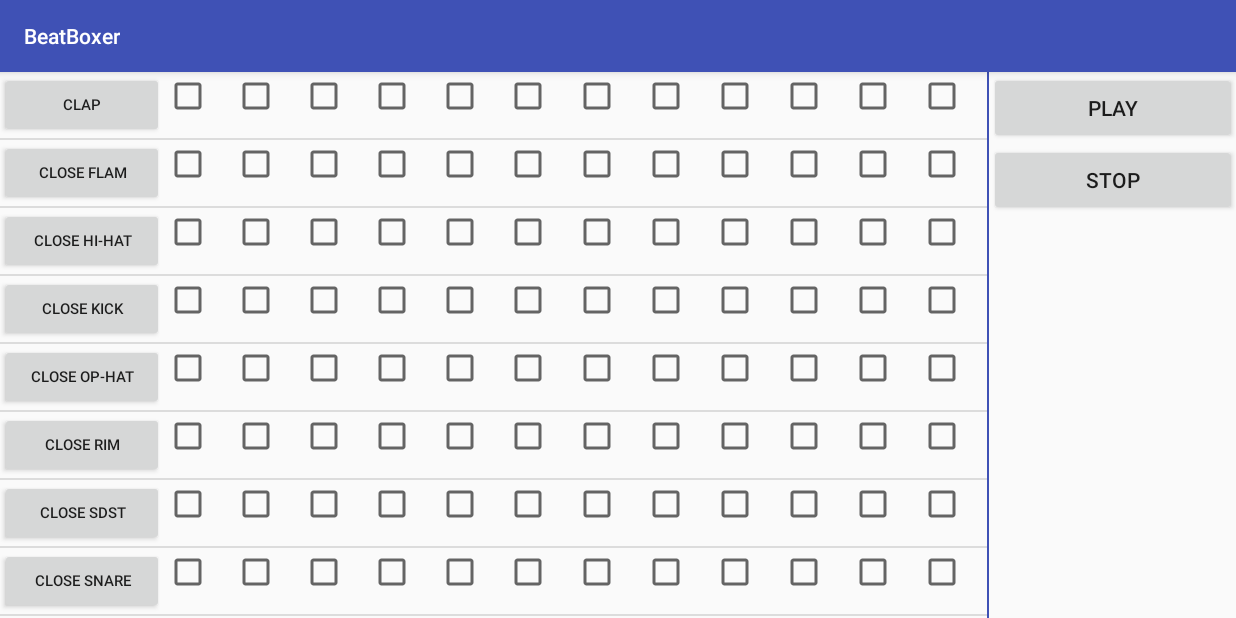
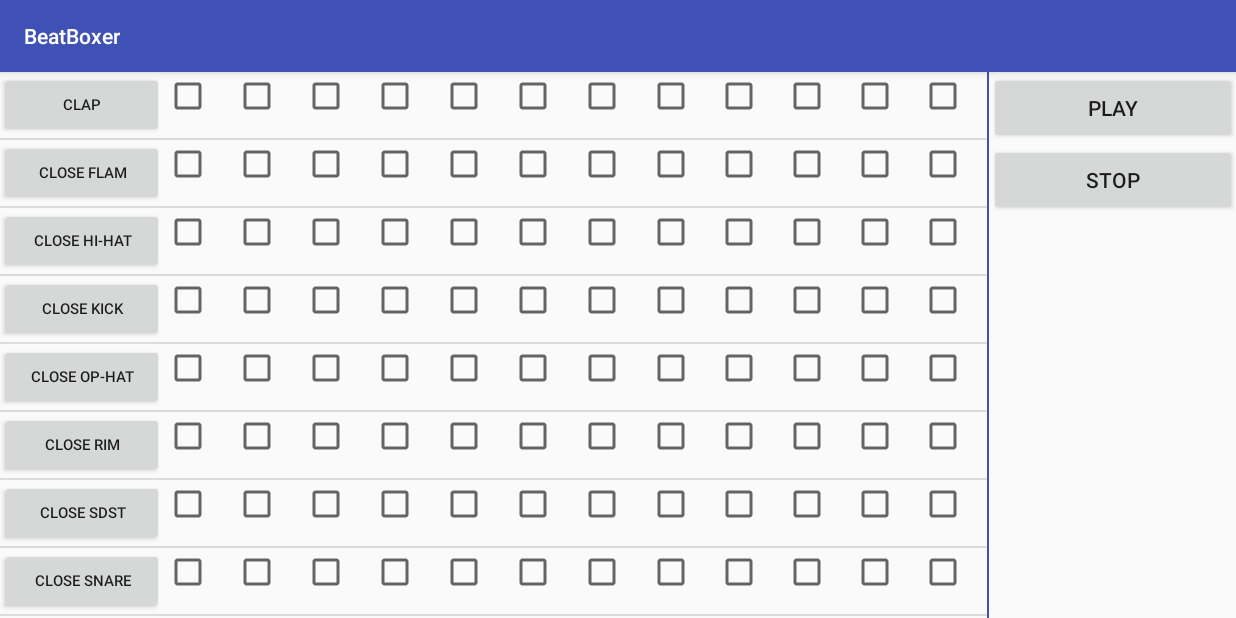
Before and after one commit to glnosg/BeatBoxer, an Android app: the screen it shows after launch (MainActivity), on a phone screen of 824 x 412 dp (held sideways). Run offline under Robolectric (Android 15) with nearby library versions, the phone set to English and light mode, and no system bars.

Commit message:
Add dynamic adding of checkBoxes in getView and bind them with stateOfCheckboxes in Instrument objects

```diff
--- a/app/src/main/java/com/glnosg/beatboxer/Instrument.java
+++ b/app/src/main/java/com/glnosg/beatboxer/Instrument.java
@@ -1,5 +1,8 @@
 package com.glnosg.beatboxer;
 
+
+import android.content.Context;
+import android.widget.CheckBox;
 
 /**
  * Created by pawel on 07.10.17.
@@ -7,15 +10,19 @@ package com.glnosg.beatboxer;
 
 public class Instrument {
 
+    private static final int PATTERN_LENGTH = 12;
+
     private String mInstrumentName;
     private int mSoundSrcID;
+
+    public boolean[] stateOfCheckBoxes = new boolean[PATTERN_LENGTH];
 
     /**
      *
      * @param name - name of the instrument
      * @param soundID - ID of sound resource
      */
-    public Instrument (String name, int soundID) {
+    public Instrument (String name, int soundID, Context context) {
         mInstrumentName = name;
         mSoundSrcID = soundID;
     }
@@ -27,4 +34,5 @@ public class Instrument {
     public int getSoundID() {
         return mSoundSrcID;
     }
+
 }
--- a/app/src/main/java/com/glnosg/beatboxer/InstrumentAdapter.java
+++ b/app/src/main/java/com/glnosg/beatboxer/InstrumentAdapter.java
@@ -1,17 +1,16 @@
 package com.glnosg.beatboxer;
 
 import android.content.Context;
-import android.media.AudioManager;
 import android.media.MediaPlayer;
 import android.support.annotation.NonNull;
 import android.support.annotation.Nullable;
-import android.util.Log;
 import android.view.LayoutInflater;
 import android.view.View;
 import android.view.ViewGroup;
 import android.widget.ArrayAdapter;
 import android.widget.Button;
-import android.widget.Toast;
+import android.widget.CheckBox;
+import android.widget.TableLayout;
 
 import java.util.ArrayList;
 
@@ -66,6 +65,25 @@ public class InstrumentAdapter extends ArrayAdapter {
             }
         });
 
+        ViewGroup checkboxesLayout = (ViewGroup) myView.findViewById(R.id.checkboxes_layout);
+        checkboxesLayout.removeAllViews();
+        for (int i = 0; i < currentInstrument.stateOfCheckBoxes.length; i++) {
+            final int currentCheckBox = i;
+
+            CheckBox cb = new CheckBox(getContext());
+            cb.setLayoutParams(new TableLayout.LayoutParams(TableLayout.LayoutParams.WRAP_CONTENT, TableLayout.LayoutParams.WRAP_CONTENT, 1f));
+            cb.setChecked(currentInstrument.stateOfCheckBoxes[i]);
+
+            checkboxesLayout.addView(cb);
+
+            cb.setOnClickListener(new View.OnClickListener() {
+                @Override
+                public void onClick(View view) {
+                    currentInstrument.stateOfCheckBoxes[currentCheckBox] = !currentInstrument.stateOfCheckBoxes[currentCheckBox];
+                }
+            });
+        }
+
         return myView;
     }
 
--- a/app/src/main/java/com/glnosg/beatboxer/MusicPatternFragment.java
+++ b/app/src/main/java/com/glnosg/beatboxer/MusicPatternFragment.java
@@ -22,15 +22,15 @@ public class MusicPatternFragment extends Fragment{
 
         ArrayList<Instrument> instrumentList = new ArrayList<>();
 
-        instrumentList.add(new Instrument("Clap", R.raw.clap));
-        instrumentList.add(new Instrument("Close Flam", R.raw.close_flam));
-        instrumentList.add(new Instrument("Close Hi-Hat", R.raw.close_hi_hat));
-        instrumentList.add(new Instrument("Close Kick", R.raw.close_kick));
-        instrumentList.add(new Instrument("Close Op-Hat", R.raw.close_op_hat));
-        instrumentList.add(new Instrument("Close Rim", R.raw.close_rim));
-        instrumentList.add(new Instrument("Close SdSt", R.raw.close_sd_st));
-        instrumentList.add(new Instrument("Close Snare", R.raw.close_snr));
-        instrumentList.add(new Instrument("Close Snare Off", R.raw.close_snr_off));
+        instrumentList.add(new Instrument("Clap", R.raw.clap, getActivity()));
+        instrumentList.add(new Instrument("Close Flam", R.raw.close_flam, getActivity()));
+        instrumentList.add(new Instrument("Close Hi-Hat", R.raw.close_hi_hat, getActivity()));
+        instrumentList.add(new Instrument("Close Kick", R.raw.close_kick, getActivity()));
+        instrumentList.add(new Instrument("Close Op-Hat", R.raw.close_op_hat, getActivity()));
+        instrumentList.add(new Instrument("Close Rim", R.raw.close_rim, getActivity()));
+        instrumentList.add(new Instrument("Close SdSt", R.raw.close_sd_st, getActivity()));
+        instrumentList.add(new Instrument("Close Snare", R.raw.close_snr, getActivity()));
+        instrumentList.add(new Instrument("Close Snare Off", R.raw.close_snr_off, getActivity()));
 
 
         InstrumentAdapter instrumentAdapter = new InstrumentAdapter(getActivity(), instrumentList);
--- a/app/src/main/res/layout/instruments_list_item.xml
+++ b/app/src/main/res/layout/instruments_list_item.xml
@@ -14,69 +14,12 @@
         tools:text="Instrument"/>
 
     <LinearLayout
+        android:id="@+id/checkboxes_layout"
         android:layout_width="0dp"
         android:layout_height="match_parent"
-        android:layout_weight="5">
+        android:layout_weight="5"
+        android:orientation="horizontal">
 
-        <CheckBox
-            android:layout_width="0dp"
-            android:layout_height="wrap_content"
-            android:layout_weight="1"/>
-
-        <CheckBox
-            android:layout_width="0dp"
-            android:layout_height="wrap_content"
-            android:layout_weight="1"/>
-
-        <CheckBox
-            android:layout_width="0dp"
-            android:layout_height="wrap_content"
-            android:layout_weight="1"/>
-
-        <CheckBox
-            android:layout_width="0dp"
-            android:layout_height="wrap_content"
-            android:layout_weight="1"/>
-
-        <CheckBox
-            android:layout_width="0dp"
-            android:layout_height="wrap_content"
-            android:layout_weight="1"/>
-
-        <CheckBox
-            android:layout_width="0dp"
-            android:layout_height="wrap_content"
-            android:layout_weight="1"/>
-
-        <CheckBox
-            android:layout_width="0dp"
-            android:layout_height="wrap_content"
-            android:layout_weight="1"/>
-
-        <CheckBox
-            android:layout_width="0dp"
-            android:layout_height="wrap_content"
-            android:layout_weight="1"/>
-
-        <CheckBox
-            android:layout_width="0dp"
-            android:layout_height="wrap_content"
-            android:layout_weight="1"/>
-
-        <CheckBox
-            android:layout_width="0dp"
-            android:layout_height="wrap_content"
-            android:layout_weight="1"/>
-
-        <CheckBox
-            android:layout_width="0dp"
-            android:layout_height="wrap_content"
-            android:layout_weight="1"/>
-
-        <CheckBox
-            android:layout_width="0dp"
-            android:layout_height="wrap_content"
-            android:layout_weight="1"/>
 
     </LinearLayout>
 
```
